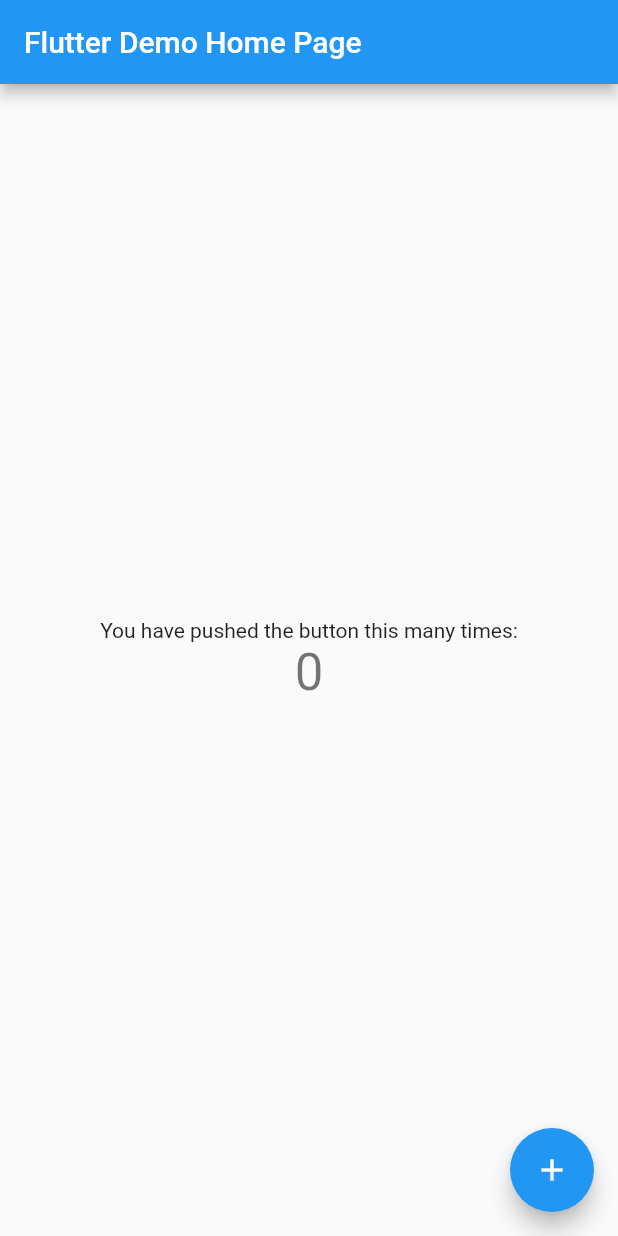
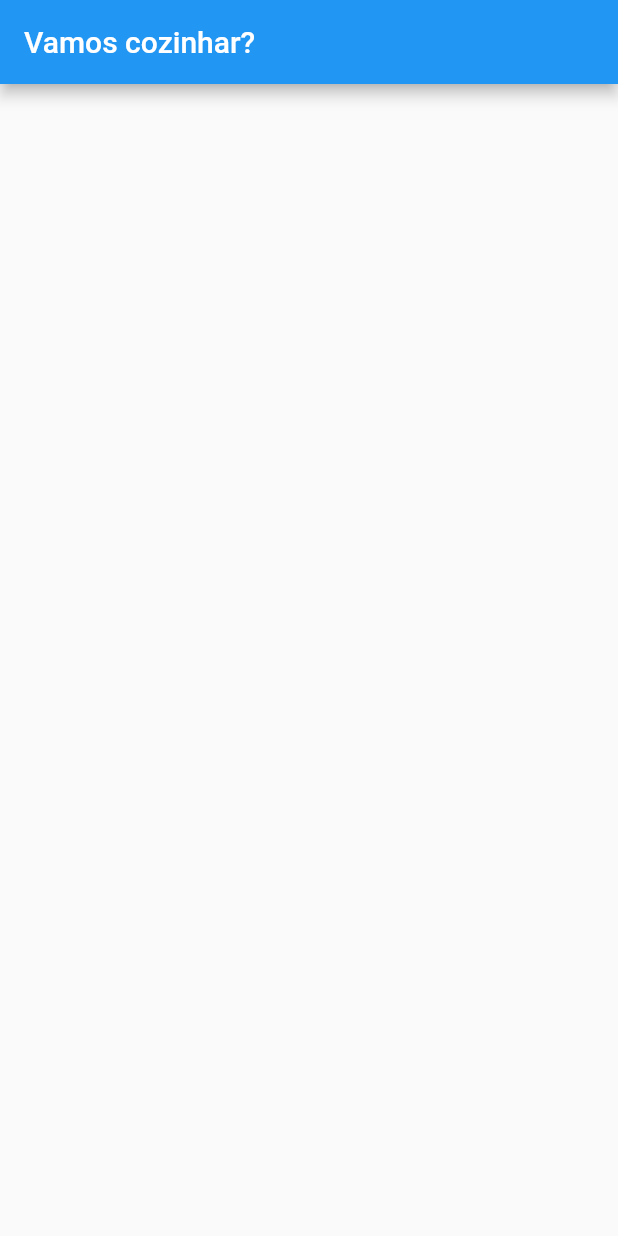
Before and after one commit to pcesarofc/recipeapp, a Flutter app: the screen it shows after launch, on a phone screen of 412 x 824 dp. Run offline on Flutter 3.47's test engine with Material 2 defaults, Android fonts, the phone set to English and light mode, and no system bars.

```diff
--- a/lib/main.dart
+++ b/lib/main.dart
@@ -13,7 +13,7 @@ class MyApp extends StatelessWidget {
       theme: ThemeData(
         primarySwatch: Colors.blue,
       ),
-      home: const MyHomePage(title: 'Flutter Demo Home Page'),
+      home: const MyHomePage(title: 'Vamos cozinhar?'),
     );
   }
 }
@@ -27,13 +27,6 @@ class MyHomePage extends StatefulWidget {
 }
 
 class _MyHomePageState extends State<MyHomePage> {
-  int _counter = 0;
-
-  void _incrementCounter() {
-    setState(() {
-      _counter++;
-    });
-  }
 
   @override
   Widget build(BuildContext context) {
@@ -41,25 +34,6 @@ class _MyHomePageState extends State<MyHomePage> {
       appBar: AppBar(
         title: Text(widget.title),
       ),
-      body: Center(
-        child: Column(
-          mainAxisAlignment: MainAxisAlignment.center,
-          children: <Widget>[
-            const Text(
-              'You have pushed the button this many times:',
-            ),
-            Text(
-              '$_counter',
-              style: Theme.of(context).textTheme.headline4,
-            ),
-          ],
-        ),
-      ),
-      floatingActionButton: FloatingActionButton(
-        onPressed: _incrementCounter,
-        tooltip: 'Increment',
-        child: const Icon(Icons.add),
-      ),
     );
   }
 }
```
Also changed, not shown: lib/data/dummy_data.dart (added, +56 -0 lines), lib/models/categories.dart (added, +14 -0 lines), lib/screens/categories_screens.dart (added, +13 -0 lines).
